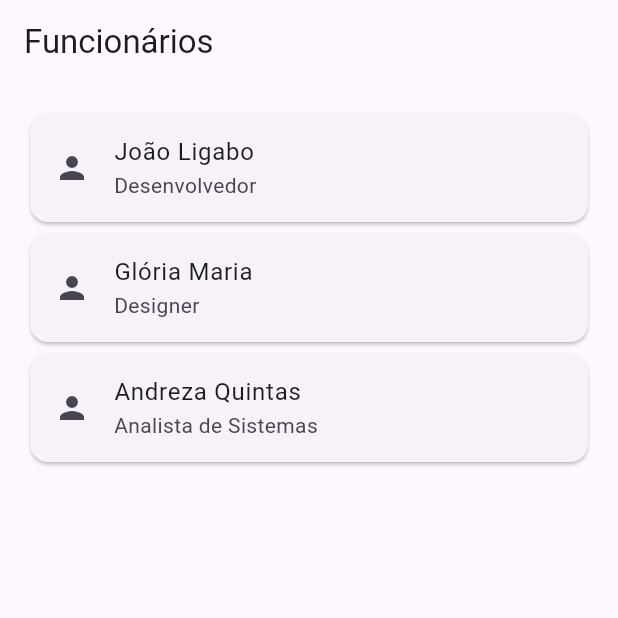
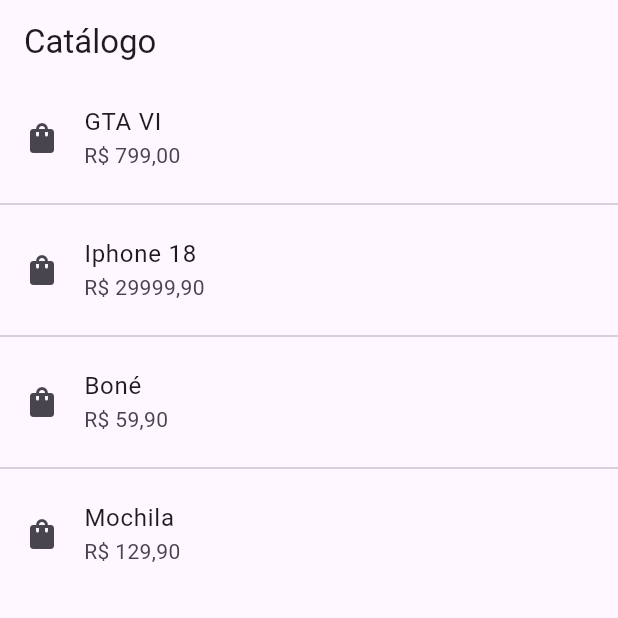
Before and after one commit to neildev7/ativ1-navegacao, a Flutter app: the screen it shows after launch, on a phone screen of 412 x 824 dp, the top half of it. Run offline on Flutter 3.47's test engine with Material 3 defaults, Android fonts, the phone set to English and light mode, and no system bars.

Commit message:
Atividade 5

```diff
--- a/lib/main.dart
+++ b/lib/main.dart
@@ -11,45 +11,50 @@
   Widget build(BuildContext context) {
     return MaterialApp(
       debugShowCheckedModeBanner: false,
-      home: const ListaFuncionarios(),
+      home: const CatalogoProdutos(),
     );
   }
 }
 
-class ListaFuncionarios extends StatelessWidget {
-  const ListaFuncionarios({super.key});
+class CatalogoProdutos extends StatelessWidget {
+  const CatalogoProdutos({super.key});
 
   @override
   Widget build(BuildContext context) {
     return Scaffold(
       appBar: AppBar(
-        title: const Text('Funcionários'),
+        title: const Text('Catálogo'),
       ),
       body: ListView(
-        padding: const EdgeInsets.all(16),
         children: const [
-          Card(
-            child: ListTile(
-              leading: Icon(Icons.person),
-              title: Text('João Ligabo'),
-              subtitle: Text('Desenvolvedor'),
-            ),
+          ListTile(
+            leading: Icon(Icons.shopping_bag),
+            title: Text('GTA VI'),
+            subtitle: Text('R\$ 799,00'),
           ),
 
-          Card(
-            child: ListTile(
-              leading: Icon(Icons.person),
-              title: Text('Glória Maria'),
-              subtitle: Text('Designer'),
-            ),
+          Divider(),
+
+          ListTile(
+            leading: Icon(Icons.shopping_bag),
+            title: Text('Iphone 18'),
+            subtitle: Text('R\$ 29999,90'),
           ),
 
-          Card(
-            child: ListTile(
-              leading: Icon(Icons.person),
-              title: Text('Andreza Quintas'),
-              subtitle: Text('Analista de Sistemas'),
-            ),
+          Divider(),
+
+          ListTile(
+            leading: Icon(Icons.shopping_bag),
+            title: Text('Boné'),
+            subtitle: Text('R\$ 59,90'),
+          ),
+
+          Divider(),
+
+          ListTile(
+            leading: Icon(Icons.shopping_bag),
+            title: Text('Mochila'),
+            subtitle: Text('R\$ 129,90'),
           ),
         ],
       ),
```
